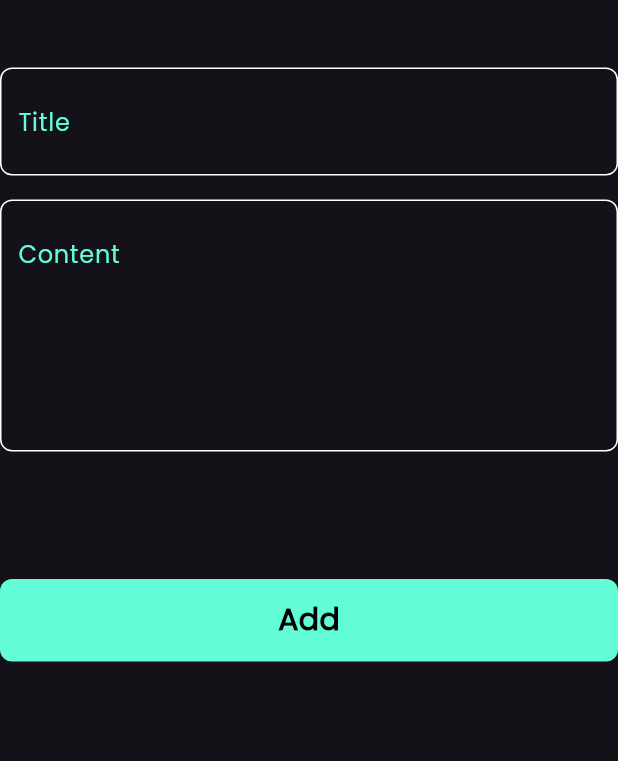
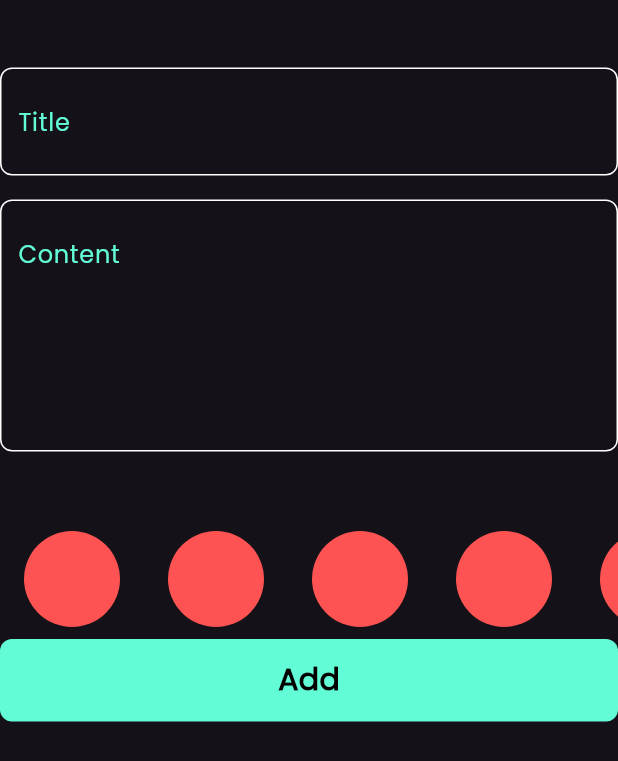
Before and after one commit to abd-alghani-soud/Notes_app, a Flutter app: the AddNoteForm widget shown alone on an empty page, opened directly, on a phone screen of 412 x 824 dp. Shown: the top 761 px of the screen. Run offline on Flutter 3.47's test engine with Material 3 defaults, Android fonts, the phone set to English and light mode, and no system bars; our stand-ins replace bloc, flutter_bloc, hive, hive_flutter; accounts and stored records are empty.

Commit message:
color list view 1

```diff
--- a/lib/cubits/add_notes_cubits/add_notes_cubit.dart
+++ b/lib/cubits/add_notes_cubits/add_notes_cubit.dart
@@ -10,6 +10,7 @@ part 'add_notes_state.dart';
 
 class AddNotesCubit extends Cubit<AddNotesState> {
   AddNotesCubit() : super(AddNotesInitial());
+
   addNote(NoteModel note) async {
     // ignore: unused_local_variable
     emit(AddNotesLoading());
--- a/lib/cubits/notes/notes_cubit.dart
+++ b/lib/cubits/notes/notes_cubit.dart
@@ -10,6 +10,7 @@ part 'notes_state.dart';
 class NotesCubit extends Cubit<NotesState> {
   NotesCubit() : super(NotesInitial());
   List<NoteModel>? notes;
+
   fetchAllNote() {
     var notesBox = Hive.box<NoteModel>(kNotesBox);
     notes = notesBox.values.toList();
--- a/lib/views/edit_note_view.dart
+++ b/lib/views/edit_note_view.dart
@@ -6,6 +6,7 @@ class EditNoteView extends StatelessWidget {
   const EditNoteView({super.key, required this.notes});
 
   final NoteModel notes;
+
   @override
   Widget build(BuildContext context) {
     return Scaffold(
--- a/lib/views/widgets/add_note_form.dart
+++ b/lib/views/widgets/add_note_form.dart
@@ -5,6 +5,7 @@ import 'package:flutter_bloc/flutter_bloc.dart';
 import 'package:intl/intl.dart';
 import 'package:note_app/cubits/add_notes_cubits/add_notes_cubit.dart';
 import 'package:note_app/models/note_model.dart';
+import 'package:note_app/views/widgets/color_list_view.dart';
 import 'package:note_app/views/widgets/custom_botton.dart';
 import 'package:note_app/views/widgets/custom_text_field.dart';
 
@@ -47,8 +48,9 @@ class _AddNoteFormState extends State<AddNoteForm> {
             maxLines: 5,
           ),
           const SizedBox(
-            height: 85,
+            height: 45,
           ),
+          const ColorListView(),
           BlocBuilder<AddNotesCubit, AddNotesState>(
             builder: (context, state) {
               var dataTime = DateTime.now();
--- a/lib/views/widgets/add_show_model_bottem_sheeet.dart
+++ b/lib/views/widgets/add_show_model_bottem_sheeet.dart
@@ -19,8 +19,7 @@ class AddShowModelBottemSheeet extends StatelessWidget {
             Navigator.pop(context);
             BlocProvider.of<NotesCubit>(context).fetchAllNote();
           }
-          if (state is AddNotesFailure) {
-          }
+          if (state is AddNotesFailure) {}
         },
         builder: (context, state) {
           return AbsorbPointer(
--- /dev/null
+++ b/lib/views/widgets/color_list_view.dart
@@ -0,0 +1,33 @@
+import 'package:flutter/material.dart';
+
+class ColorListView extends StatelessWidget {
+  const ColorListView({super.key});
+
+  @override
+  Widget build(BuildContext context) {
+    return SizedBox(
+      height: 80,
+      child: ListView.builder(
+          itemCount: 10,
+          scrollDirection: Axis.horizontal,
+          itemBuilder: (context, index) {
+            return const ColorItem();
+          }),
+    );
+  }
+}
+
+class ColorItem extends StatelessWidget {
+  const ColorItem({super.key});
+
+  @override
+  Widget build(BuildContext context) {
+    return const Padding(
+      padding: EdgeInsets.all(8.0),
+      child: CircleAvatar(
+        radius: 40,
+        backgroundColor: Colors.redAccent,
+      ),
+    );
+  }
+}
--- a/lib/views/widgets/custom_app_bar.dart
+++ b/lib/views/widgets/custom_app_bar.dart
@@ -8,6 +8,7 @@ class CustomAppBar extends StatelessWidget {
   final void Function()? onPressed;
   final String text;
   final IconData icon;
+
   @override
   Widget build(BuildContext context) {
     return Row(
--- a/lib/views/widgets/custom_icon_search.dart
+++ b/lib/views/widgets/custom_icon_search.dart
@@ -5,6 +5,7 @@ class CustomIcon extends StatelessWidget {
 
   final IconData icon;
   final void Function()? onPressed;
+
   @override
   Widget build(BuildContext context) {
     return Container(
--- a/lib/views/widgets/custom_note_item.dart
+++ b/lib/views/widgets/custom_note_item.dart
@@ -6,7 +6,9 @@ import 'package:note_app/views/edit_note_view.dart';
 
 class CustomNoteItem extends StatelessWidget {
   const CustomNoteItem({super.key, required this.notes});
+
   final NoteModel notes;
+
   @override
   Widget build(BuildContext context) {
     return GestureDetector(
--- a/lib/views/widgets/custom_text_field.dart
+++ b/lib/views/widgets/custom_text_field.dart
@@ -14,6 +14,7 @@ class CustomTextField extends StatelessWidget {
   final int maxLines;
   final void Function(String)? onChanged;
   final void Function(String?)? onSaved;
+
   @override
   Widget build(BuildContext context) {
     return TextFormField(
```
Also changed, not shown: lib/views/widgets/custom_botton.dart (+4 -3 lines).
